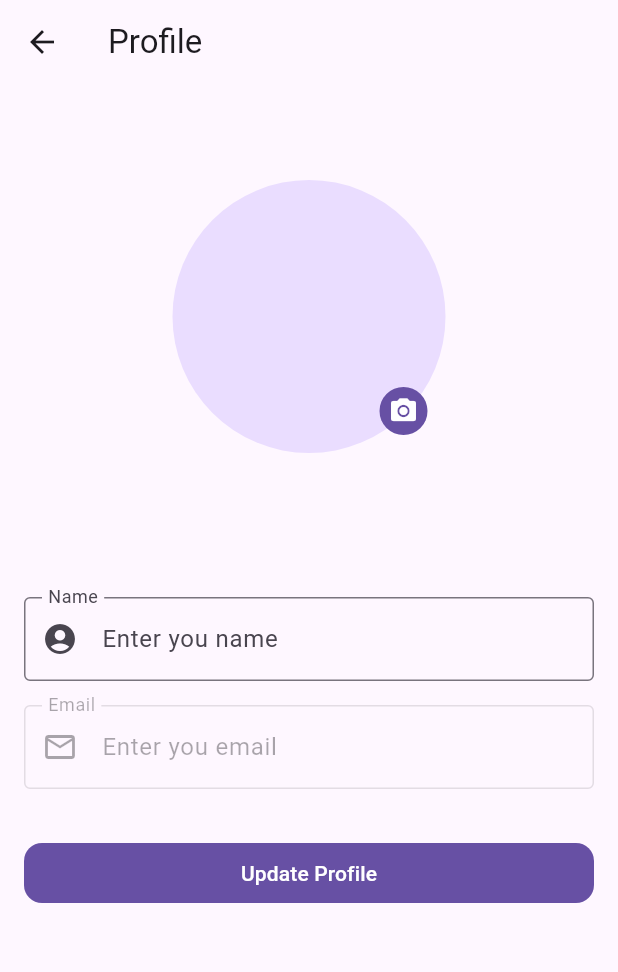
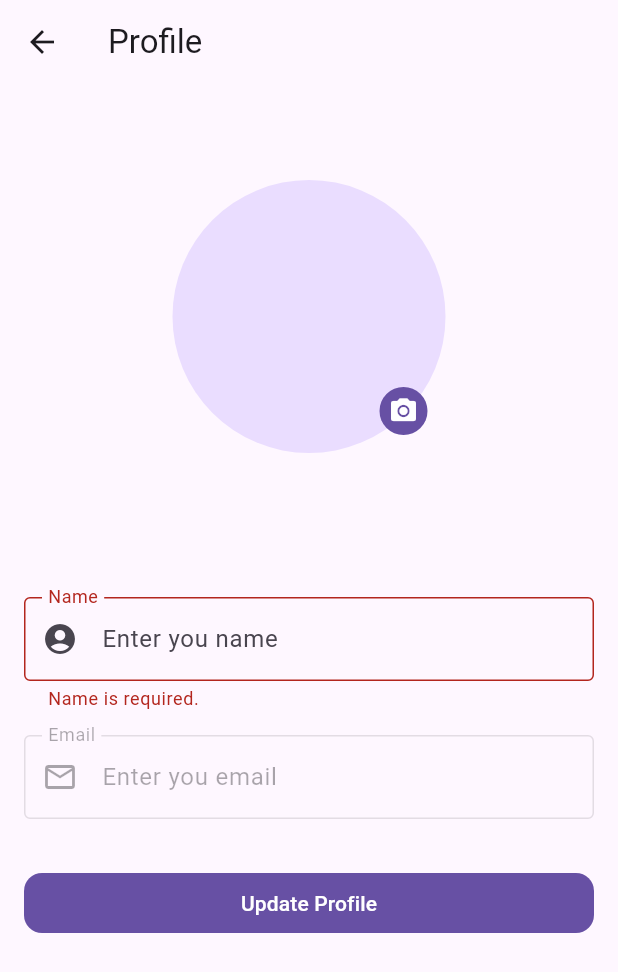
Before and after one commit to anshRS/xautoflow, a Flutter app: the ProfileScreen screen opened directly, after a tap on "Update Profile", on a phone screen of 412 x 824 dp. Shown: the top 972 px of the screen. Run offline on Flutter 3.47's test engine with Material 3 defaults, Android fonts, the phone set to English and light mode, and no system bars; our stand-ins replace flutter_bloc, fpdart, get_it, image_picker, shared_preferences; accounts and stored records are empty.

Commit message:
feat(ui): integrate update profile functionality with profile screen

```diff
--- a/client/lib/features/profile/presentation/screens/profile_screen.dart
+++ b/client/lib/features/profile/presentation/screens/profile_screen.dart
@@ -2,6 +2,8 @@ import 'dart:io';
 
 import 'package:client/common/cubits/app_user/app_user_cubit.dart';
 import 'package:client/common/widgets/custom_button.dart';
+import 'package:client/common/widgets/custom_snackbar.dart';
+import 'package:client/features/profile/presentation/bloc/profile_bloc.dart';
 import 'package:client/features/profile/presentation/widgets/profile_form_field.dart';
 import 'package:client/utils/device/device_utility.dart';
 import 'package:client/utils/validators/validation.dart';
@@ -29,6 +31,20 @@ class _ProfileScreenState extends State<ProfileScreen> {
       setState(() {
         image = pickedImage;
       });
+    }
+  }
+
+  void updateProfile() {
+    if (formKey.currentState!.validate()) {
+      final user = (context.read<AppUserCubit>().state as AppUserLoggedIn).user;
+      context.read<ProfileBloc>().add(
+        ProfileUpdateEvent(
+          userId: user.id,
+          name: nameController.text.trim(),
+          token: user.token,
+          avatar: image,
+        ),
+      );
     }
   }
 
@@ -65,7 +81,22 @@ class _ProfileScreenState extends State<ProfileScreen> {
           ),
         ),
       ),
-      body: SingleChildScrollView(
+      body: BlocConsumer<ProfileBloc, ProfileState>(
+        listener: (context, state) {
+          if (state is ProfileFailureState) {
+            CustomPopUp.errorSnackBar(context: context, message: state.message);
+          }
+
+          if (state is ProfileUpdateSuccessState) {
+            CustomPopUp.successSnackBar(
+              context: context,
+              message: "Profile Updated!",
+            );
+            context.read<ProfileBloc>().add(ProfileStopLoadingEvent());
+          }
+        },
+        builder: (context, state) {
+          return SingleChildScrollView(
             child: Form(
               key: formKey,
               child: Padding(
@@ -104,7 +135,9 @@ class _ProfileScreenState extends State<ProfileScreen> {
 
                                                   child: ClipRRect(
                                                     borderRadius:
-                                                    BorderRadius.circular(80),
+                                                        BorderRadius.circular(
+                                                          80,
+                                                        ),
                                                     child: Image.file(
                                                       image!,
                                                       fit: BoxFit.cover,
@@ -112,12 +145,44 @@ class _ProfileScreenState extends State<ProfileScreen> {
                                                   ),
                                                 ),
                                               )
-                                          : Text(
+                                              : (state is AppUserLoggedIn &&
+                                                  state
+                                                      .user
+                                                      .avatarUrl
+                                                      .isNotEmpty)
+                                              ? ClipOval(
+                                                child: Image.network(
+                                                  state.user.avatarUrl,
+                                                  fit: BoxFit.cover,
+                                                  width: 160,
+                                                  height: 160,
+                                                  errorBuilder: (
+                                                    context,
+                                                    error,
+                                                    stackTrace,
+                                                  ) {
+                                                    return Center(
+                                                      child: Text(
+                                                        state.user.name[0]
+                                                            .toUpperCase(),
+                                                        style: const TextStyle(
+                                                          fontSize: 91,
+                                                        ),
+                                                      ),
+                                                    );
+                                                  },
+                                                ),
+                                              )
+                                              : Center(
+                                                child: Text(
                                                   (state is AppUserLoggedIn)
                                                       ? state.user.name[0]
                                                           .toUpperCase()
                                                       : "",
-                                            style: TextStyle(fontSize: 91),
+                                                  style: const TextStyle(
+                                                    fontSize: 91,
+                                                  ),
+                                                ),
                                               ),
                                     ),
                                   ),
@@ -170,11 +235,19 @@ class _ProfileScreenState extends State<ProfileScreen> {
                         ),
                       ],
                     ),
-                CustomButton(text: "Update Profile", onPressed: () {}),
+                    CustomButton(
+                      text: "Update Profile",
+                      onPressed: () {
+                        updateProfile();
+                      },
+                      loading: (state is ProfileLoadingState) ? true : false,
+                    ),
                   ],
                 ),
               ),
             ),
+          );
+        },
       ),
     );
   }
```
Also changed, not shown: client/lib/features/home/presentation/screens/home_screen.dart (+27 -4 lines). Lines whose indentation alone changed are shown as unchanged.
